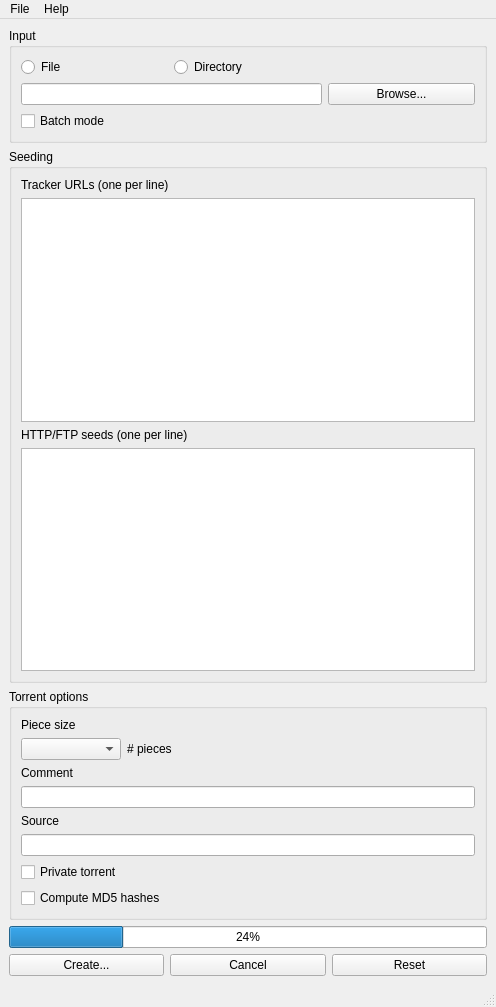
The window that dottorrentGUI/mainwindow.ui (kz26/dottorrent-gui) describes before a commit, drawn with Qt 5.
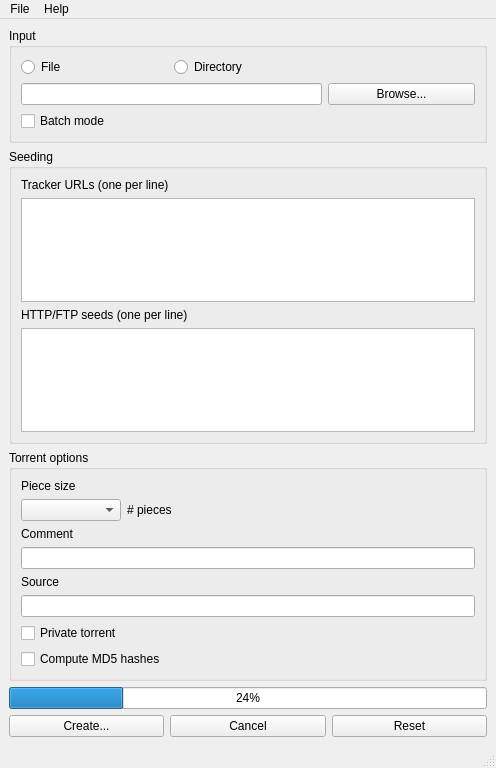
The same window after the commit.

Patch:
```diff
--- a/dottorrentGUI/mainwindow.ui
+++ b/dottorrentGUI/mainwindow.ui
@@ -7,7 +7,7 @@
     <x>0</x>
     <y>0</y>
     <width>496</width>
-    <height>1007</height>
+    <height>768</height>
    </rect>
   </property>
   <property name="windowTitle">
@@ -79,7 +79,11 @@
         </widget>
        </item>
        <item>
-        <widget class="QPlainTextEdit" name="trackerEdit"/>
+        <widget class="QPlainTextEdit" name="trackerEdit">
+         <property name="sizeAdjustPolicy">
+          <enum>QAbstractScrollArea::AdjustToContents</enum>
+         </property>
+        </widget>
        </item>
        <item>
         <widget class="QLabel" name="webSeedLabel">
@@ -89,7 +93,11 @@
         </widget>
        </item>
        <item>
-        <widget class="QPlainTextEdit" name="webSeedEdit"/>
+        <widget class="QPlainTextEdit" name="webSeedEdit">
+         <property name="sizeAdjustPolicy">
+          <enum>QAbstractScrollArea::AdjustToContents</enum>
+         </property>
+        </widget>
        </item>
       </layout>
      </widget>
```
